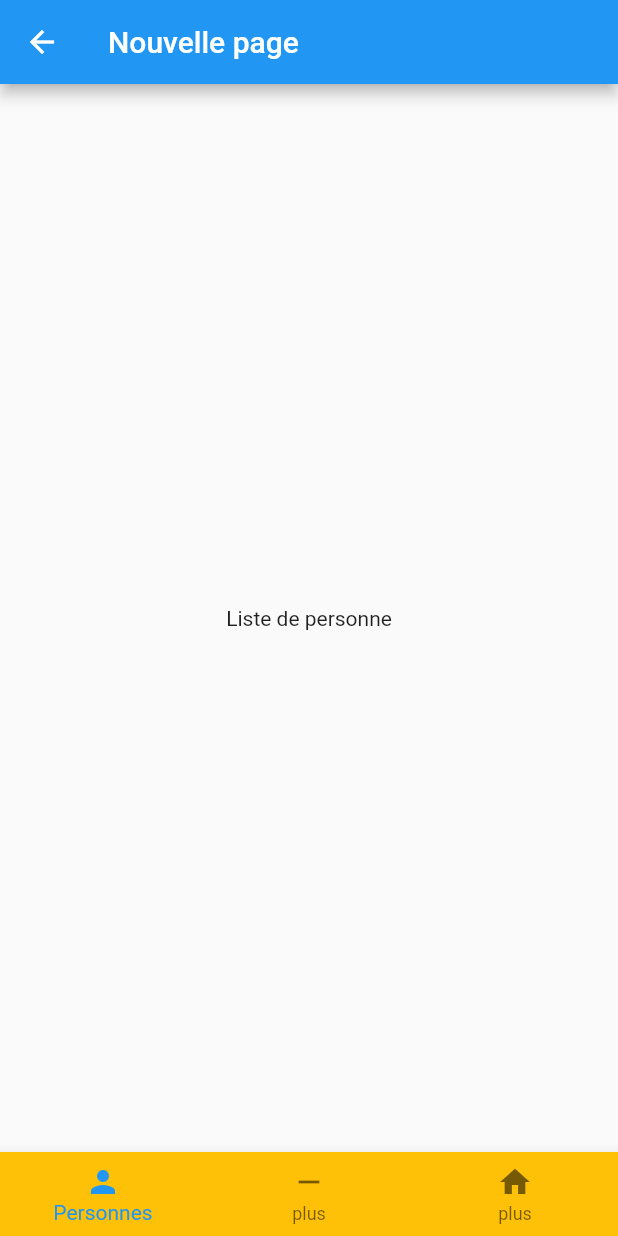
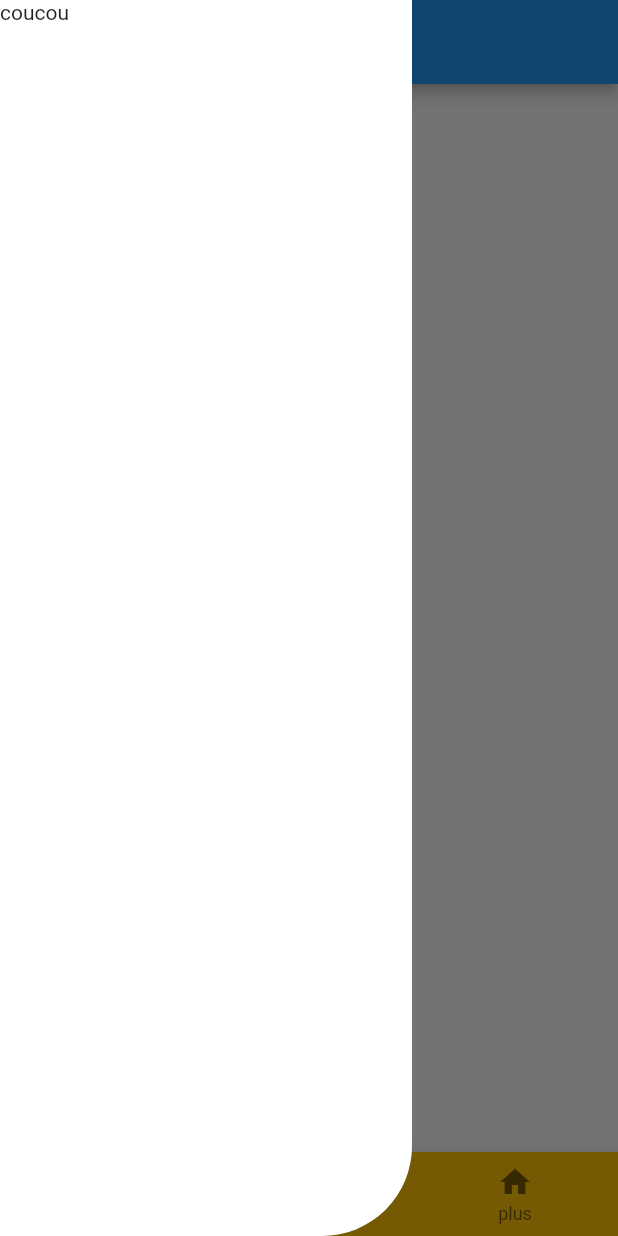
Before and after one commit to ackwrit/applicationfirstbd23.1, a Flutter app: the DashBoard screen opened directly with empty values, with the side drawer open (before the commit the screen has no drawer), on a phone screen of 412 x 824 dp. Run offline on Flutter 3.47's test engine with Material 2 defaults, Android fonts, the phone set to English and light mode, and no system bars; our stand-ins replace cloud_firestore, firebase_auth, firebase_core, firebase_storage; accounts and stored records are empty; generated files the repository leaves out were written again.

Commit message:
mise en place du drawer

```diff
--- a/lib/view/DashBoard.dart
+++ b/lib/view/DashBoard.dart
@@ -18,6 +18,16 @@ class DashBoardState extends State<DashBoard>{
   Widget build(BuildContext context) {
     // TODO: implement build
     return Scaffold(
+      drawer: Container(
+
+        height: MediaQuery.of(context).size.height,
+        width: MediaQuery.of(context).size.width/1.5,
+        decoration: const BoxDecoration(
+            color: Colors.white,
+          borderRadius: BorderRadius.only(bottomRight: Radius.circular(60))
+        ),
+        child : const Text("coucou")
+      ),
       appBar: AppBar(
         title: const Text("Nouvelle page"),
       ),
--- a/lib/view/inscription.dart
+++ b/lib/view/inscription.dart
@@ -148,7 +148,7 @@ class InscriptionState extends State<Inscription>{
             onPressed: (){
               Navigator.pop(context);
             },
-            child: Text("Annuler")
+            child: const Text("Annuler")
         )
 
 
```
Also changed, not shown: lib/controller/MyCompte.dart (added, +28 -0 lines).
